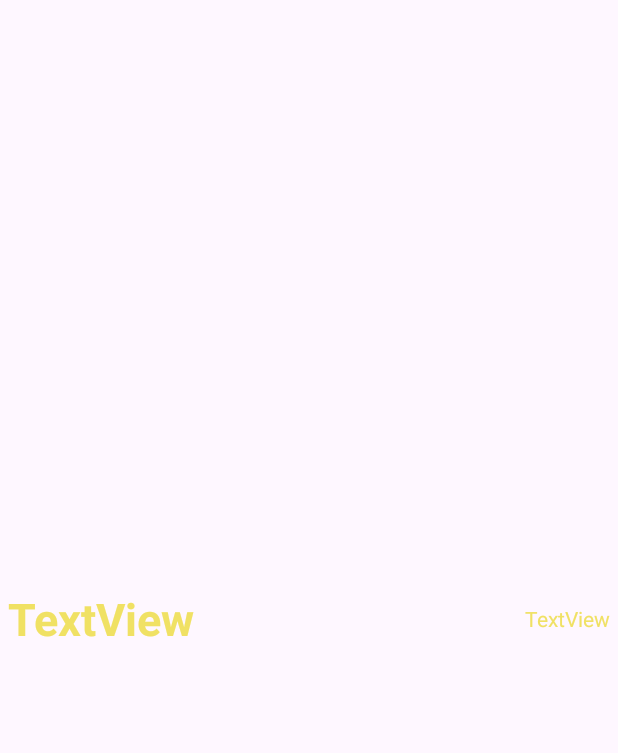
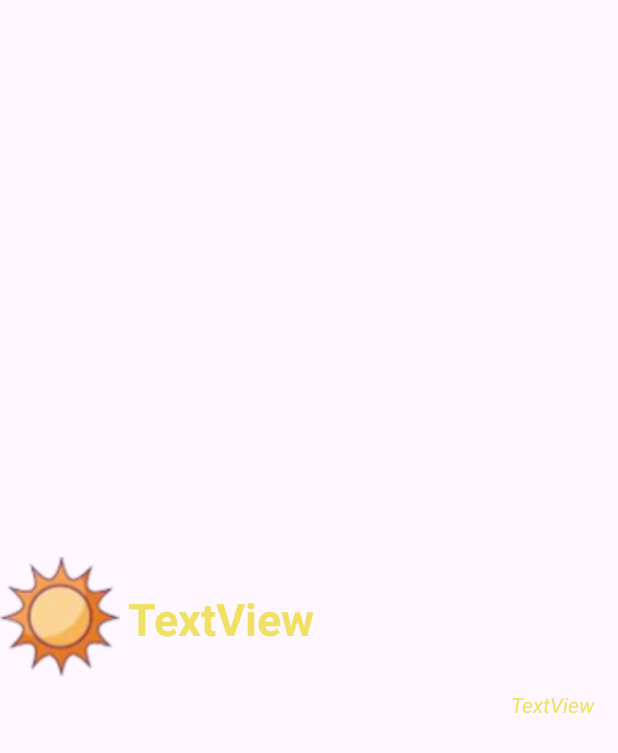
Before and after one commit to LeoDanoGG/AstroLog, an Android app: the layout astrolog_item.xml on its own in the app's theme, with its tools: preview values and no code run, on a phone screen of 412 x 824 dp. Shown: the top 753 px of the screen. Run offline under Robolectric (Android 15) with nearby library versions, the phone set to English and light mode, and no system bars.

Commit message:
Agregar un  nuevo item desde AddLog.java

```diff
--- a/app/src/main/java/com/prueba/astrolog/AstroLogAdapter.java
+++ b/app/src/main/java/com/prueba/astrolog/AstroLogAdapter.java
@@ -54,9 +54,9 @@ public class AstroLogAdapter extends ArrayAdapter {
 
         // Mostrar fecha
         TextView fechaTextView = convertView.findViewById(R.id.AstroTimeTextView);
-        SimpleDateFormat format = new SimpleDateFormat("HH:mm");
-        String fecha = format.format(item.fecha);
-        fechaTextView.setText(fecha);
+        //SimpleDateFormat format = new SimpleDateFormat("dd MMMM yyyy HH:mm");
+        //String fecha = format.format(item.fecha);
+        fechaTextView.setText(item.fecha.toString());
         return convertView;
     }
 }
--- a/app/src/main/res/layout/activity_add_log.xml
+++ b/app/src/main/res/layout/activity_add_log.xml
@@ -11,6 +11,7 @@
         android:id="@+id/AddButton"
         android:layout_width="350dp"
         android:layout_height="wrap_content"
+        android:layout_marginTop="10dp"
         android:layout_marginBottom="20dp"
         android:backgroundTint="@color/space"
         android:focusable="false"
@@ -18,7 +19,7 @@
         app:layout_constraintBottom_toBottomOf="parent"
         app:layout_constraintEnd_toEndOf="parent"
         app:layout_constraintStart_toStartOf="parent"
-        app:layout_constraintTop_toBottomOf="@+id/dateDP" />
+        app:layout_constraintTop_toBottomOf="@+id/constraintLayout" />
 
     <EditText
         android:id="@+id/LogName"
@@ -264,7 +265,7 @@
             android:id="@+id/timeTP"
             android:layout_width="220dp"
             android:layout_height="0dp"
-            android:layout_marginEnd="205dp"
+            android:layout_marginEnd="210dp"
             android:focusable="false"
             android:headerBackground="@drawable/roundcorner"
             android:timePickerMode="spinner"
--- a/app/src/main/res/layout/astrolog_item.xml
+++ b/app/src/main/res/layout/astrolog_item.xml
@@ -9,23 +9,27 @@
         android:id="@+id/AstroImageView"
         android:layout_width="wrap_content"
         android:layout_height="wrap_content"
+
         app:layout_constraintBottom_toBottomOf="parent"
         app:layout_constraintEnd_toStartOf="@+id/AstroNameTextView"
+        app:layout_constraintHorizontal_bias="0.037"
         app:layout_constraintStart_toStartOf="parent"
-        app:layout_constraintTop_toTopOf="parent" />
+        app:layout_constraintTop_toTopOf="parent"
+        app:layout_constraintVertical_bias="0.499"
+        app:srcCompat="@drawable/estrella" />
 
     <TextView
         android:id="@+id/AstroNameTextView"
         android:layout_width="0dp"
         android:layout_height="wrap_content"
         android:layout_marginStart="5dp"
-        android:layout_marginEnd="10dp"
+        android:layout_marginEnd="5dp"
         android:text="TextView"
         android:textColor="@color/stars"
         android:textSize="30sp"
         android:textStyle="bold"
         app:layout_constraintBottom_toBottomOf="parent"
-        app:layout_constraintEnd_toStartOf="@+id/AstroTimeTextView"
+        app:layout_constraintEnd_toEndOf="parent"
         app:layout_constraintStart_toEndOf="@+id/AstroImageView"
         app:layout_constraintTop_toTopOf="parent" />
 
@@ -33,12 +37,13 @@
         android:id="@+id/AstroTimeTextView"
         android:layout_width="wrap_content"
         android:layout_height="wrap_content"
-        android:layout_marginEnd="5dp"
         android:text="TextView"
         android:textColor="@color/stars"
+        android:textStyle="italic"
         app:layout_constraintBottom_toBottomOf="parent"
         app:layout_constraintEnd_toEndOf="parent"
-        app:layout_constraintHorizontal_bias="0.878"
-        app:layout_constraintStart_toEndOf="@+id/AstroNameTextView"
-        app:layout_constraintTop_toTopOf="parent" />
+        app:layout_constraintHorizontal_bias="0.941"
+        app:layout_constraintStart_toEndOf="@+id/AstroImageView"
+        app:layout_constraintTop_toBottomOf="@+id/AstroNameTextView"
+        app:layout_constraintVertical_bias="0.073" />
 </androidx.constraintlayout.widget.ConstraintLayout>
```
Also changed, not shown: app/src/main/java/com/prueba/astrolog/AddLog.java (+32 -2 lines), app/src/main/java/com/prueba/astrolog/MainActivity.java (+9 -0 lines).
